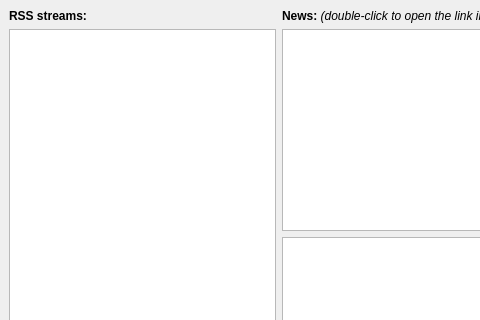
SysAdminDoc/qBittorrent-Vanced, file src/rss.ui: the form before one commit; both pictures show x 0 to 480 and y 0 to 320 of the 811 by 447 pixel window.
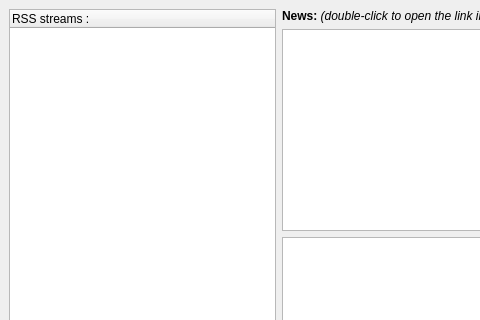
The form after the commit.

Commit message: rss : from qlistwidget to qtreewidget

```diff
--- a/src/rss.ui
+++ b/src/rss.ui
@@ -36,23 +36,18 @@
         <number>6</number>
        </property>
        <item>
-        <widget class="QLabel" name="lbl_streams" >
-         <property name="font" >
-          <font>
-           <weight>75</weight>
-           <bold>true</bold>
-          </font>
-         </property>
-         <property name="text" >
-          <string>RSS streams:</string>
-         </property>
-        </widget>
-       </item>
-       <item>
-        <widget class="QListWidget" name="listStreams" >
+        <widget class="QTreeWidget" name="listStreams" >
          <property name="contextMenuPolicy" >
           <enum>Qt::CustomContextMenu</enum>
          </property>
+         <property name="columnCount" >
+          <number>1</number>
+         </property>
+         <column>
+          <property name="text" >
+           <string>RSS streams :</string>
+          </property>
+         </column>
         </widget>
        </item>
        <item>
```
The commit also changes 2 other files.
